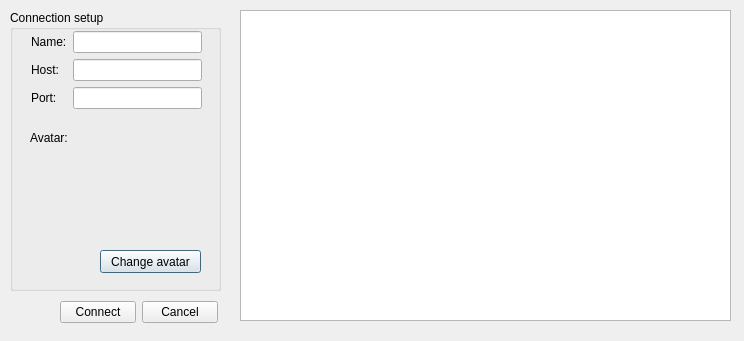
Above: src/connectiondialog.ui from Mogara/QSanguosha before the change. Below: the same form after it.
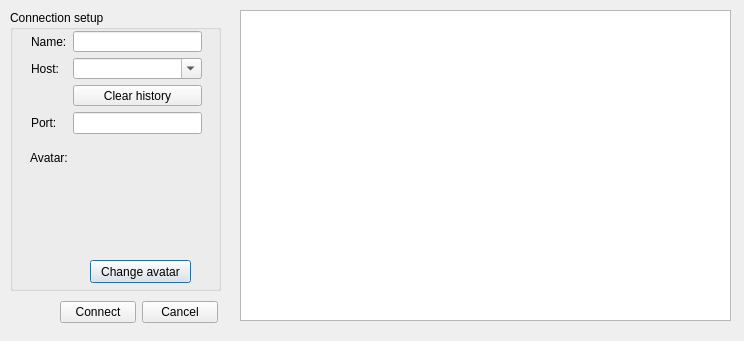
That is the form after the change.

Commit message: Add replay function and Record the recently used host ips

Patch:
```diff
--- a/src/connectiondialog.ui
+++ b/src/connectiondialog.ui
@@ -31,8 +31,8 @@
    <widget class="QLabel" name="avatarPixmap">
     <property name="geometry">
      <rect>
-      <x>90</x>
-      <y>120</y>
+      <x>80</x>
+      <y>130</y>
       <width>100</width>
       <height>100</height>
      </rect>
@@ -53,8 +53,8 @@
    <widget class="QPushButton" name="changeAvatarButton">
     <property name="geometry">
      <rect>
-      <x>90</x>
-      <y>240</y>
+      <x>80</x>
+      <y>250</y>
       <width>101</width>
       <height>23</height>
      </rect>
@@ -67,7 +67,7 @@
     <property name="geometry">
      <rect>
       <x>20</x>
-      <y>120</y>
+      <y>140</y>
       <width>42</width>
       <height>16</height>
      </rect>
@@ -82,7 +82,7 @@
       <x>21</x>
       <y>21</y>
       <width>171</width>
-      <height>91</height>
+      <height>103</height>
      </rect>
     </property>
     <layout class="QFormLayout" name="formLayout">
@@ -112,9 +112,6 @@
        </property>
       </widget>
      </item>
-     <item row="1" column="1">
-      <widget class="QLineEdit" name="hostLineEdit"/>
-     </item>
      <item row="3" column="0">
       <widget class="QLabel" name="portLabel">
        <property name="text">
@@ -128,6 +125,20 @@
      <item row="3" column="1">
       <widget class="QLineEdit" name="portLineEdit"/>
      </item>
+     <item row="1" column="1">
+      <widget class="QComboBox" name="hostComboBox">
+       <property name="editable">
+        <bool>true</bool>
+       </property>
+      </widget>
+     </item>
+     <item row="2" column="1">
+      <widget class="QPushButton" name="clearHistoryButton">
+       <property name="text">
+        <string>Clear history</string>
+       </property>
+      </widget>
+     </item>
     </layout>
    </widget>
   </widget>
```
Left out of the diff: 4 changed lines with no effect on the pictures. The commit also changes 17 other files.
